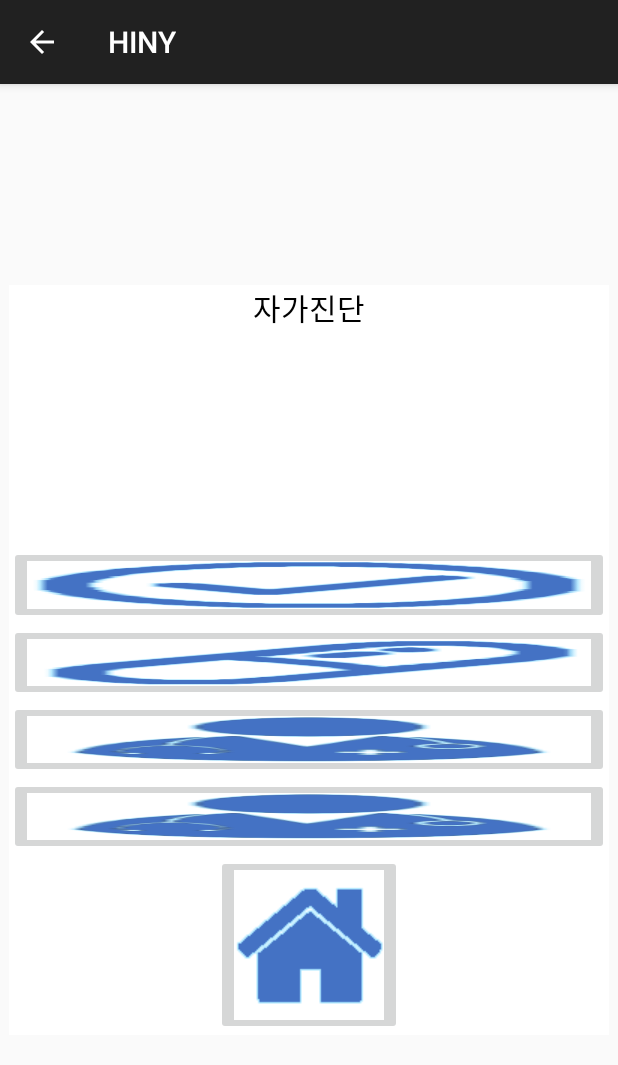
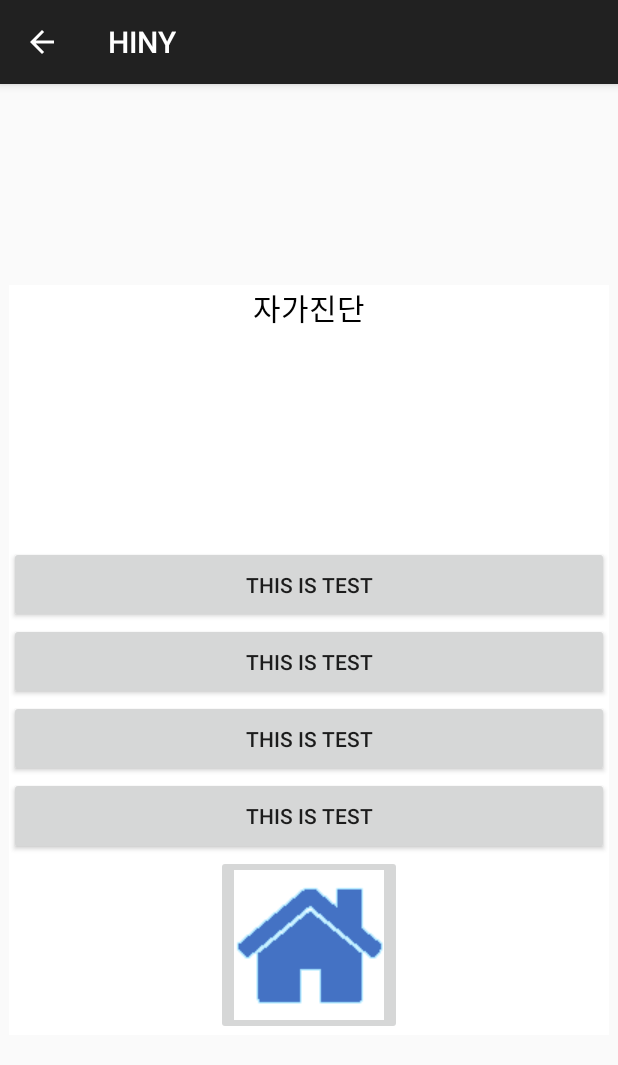
Before and after one commit to nam3762/HINY, an Android app: the DrugActivity screen opened directly, with no data from a screen before it, on a phone screen of 412 x 824 dp. Shown: the top 1065 px of the screen. Run offline under Robolectric (Android 15) with nearby library versions, the phone set to English and light mode, and no system bars.

```diff
--- a/app/src/main/res/layout/activity_check.xml
+++ b/app/src/main/res/layout/activity_check.xml
@@ -33,36 +33,34 @@
             android:layout_weight="10"
             android:paddingTop="0dp"
             android:paddingBottom="0dp">
-            <ImageButton
+            <Button
                 android:layout_width="match_parent"
                 android:layout_height="wrap_content"
                 android:layout_weight="3"
                 android:id="@+id/btn1"
                 android:scaleType="fitXY"
-                android:src="@drawable/check" />
-
-            <ImageButton
+                android:text="This is test" />
+            <Button
                 android:layout_width="match_parent"
                 android:layout_height="wrap_content"
                 android:layout_weight="3"
                 android:id="@+id/btn2"
                 android:scaleType="fitXY"
-                android:src="@drawable/drugstore" />
-
-            <ImageButton
+                android:text="This is test" />
+            <Button
                 android:layout_width="match_parent"
                 android:layout_height="wrap_content"
                 android:layout_weight="3"
                 android:id="@+id/btn3"
                 android:scaleType="fitXY"
-                android:src="@drawable/doctor" />
-            <ImageButton
+                android:text="This is test" />
+            <Button
                 android:layout_width="match_parent"
                 android:layout_height="wrap_content"
                 android:layout_weight="3"
                 android:id="@+id/btn4"
                 android:scaleType="fitXY"
-                android:src="@drawable/doctor" />
+                android:text="This is test" />
         </LinearLayout>
         <LinearLayout
             android:layout_width="wrap_content"
```
Also changed, not shown: app/src/main/java/com/example/hiny/CheckActivity.java (+131 -0 lines), app/src/main/java/com/example/hiny/Question.java (added, +29 -0 lines).
